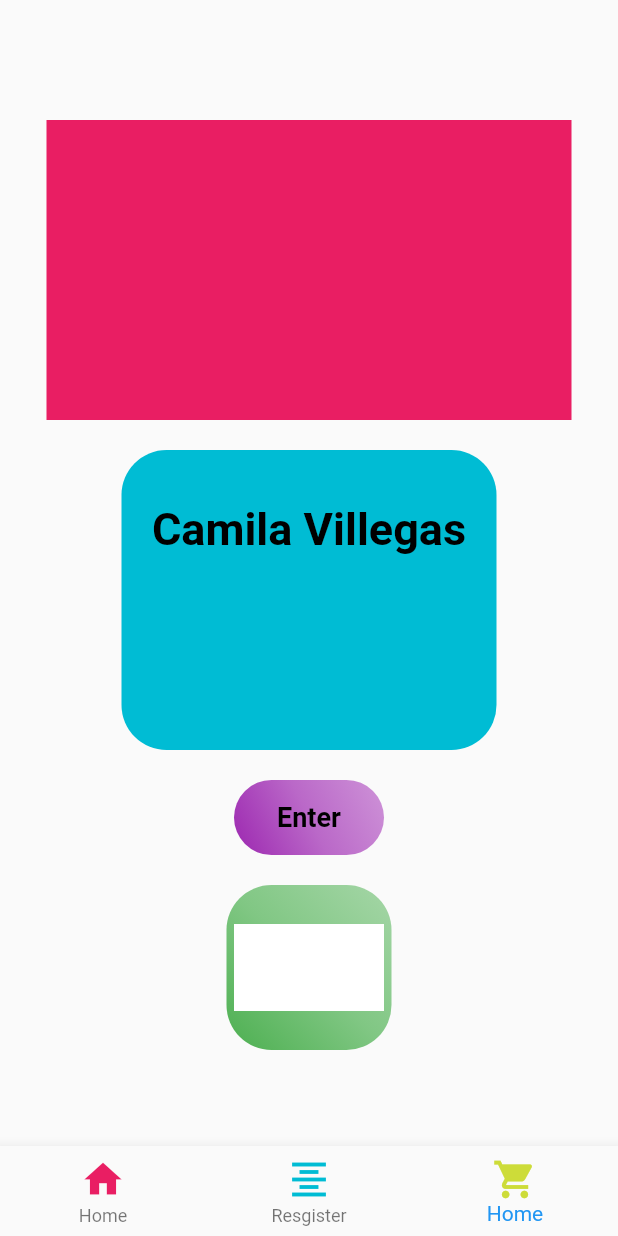
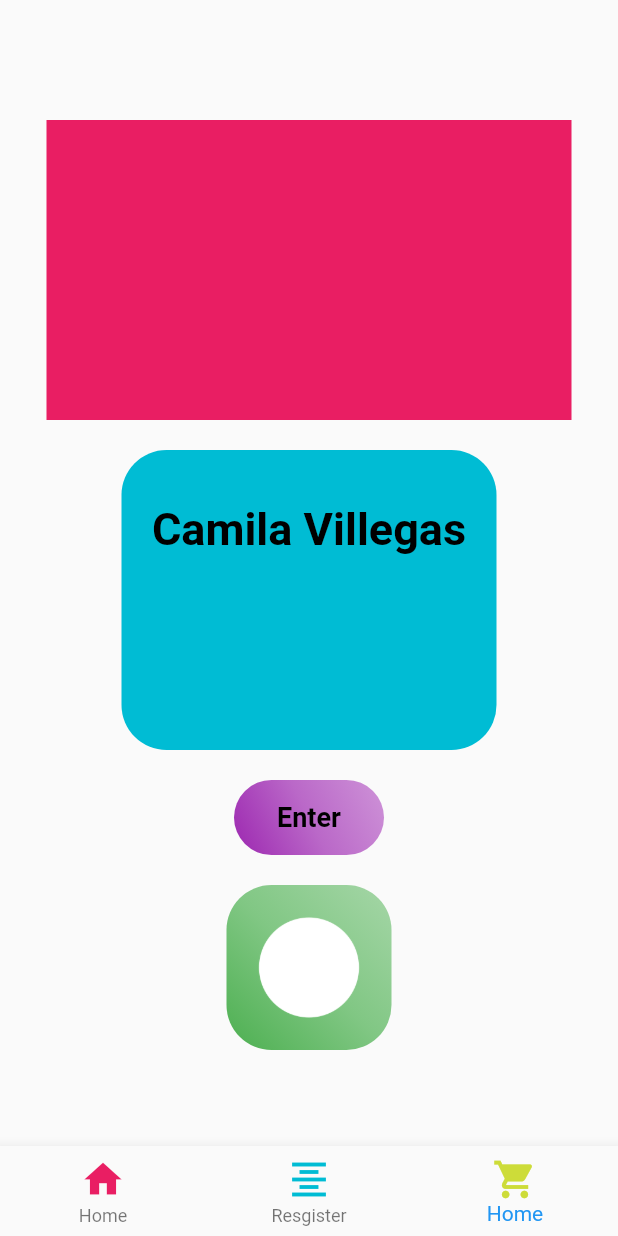
Before and after one commit to CamilaVS/Burguer_7, a Flutter app: the screen it shows after launch, item 3 of the bottom bar chosen, on a phone screen of 412 x 824 dp. Run offline on Flutter 3.47's test engine with Material 2 defaults, Android fonts, the phone set to English and light mode, and no system bars.

```diff
--- a/lib/pages/third_pages.dart
+++ b/lib/pages/third_pages.dart
@@ -106,7 +106,7 @@ class _ThirdPageState extends State<ThirdPage> {
                     ),
                   ),
                   child: ImageIcon(
-                    AssetImage("assets/images/electrico.jpg"),
+                    AssetImage("assets/images/carita.png"),
                     size: 100,
                     color: Colors.white,
                   ),
```
Also changed, not shown: assets/images/carita.png (added), assets/images/electrico.jpg (deleted), 1 other file.
